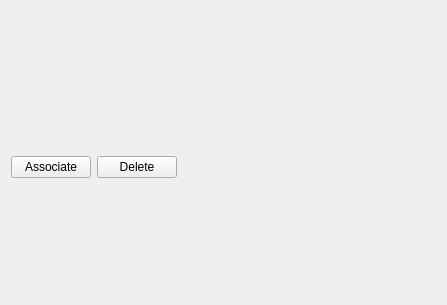
Qt form dropbox/content/contents/code/config.ui (tomahawk-player/tomahawk-resolvers) before a commit.
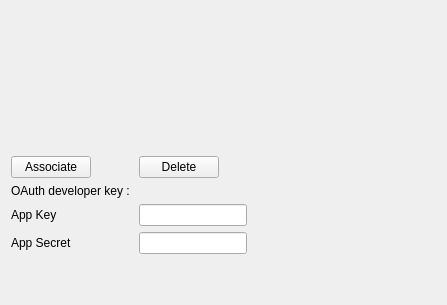
The same form after that commit. Icons and pictures are not drawn.

Commit message: Remove OAuth App key and secret from resolvers. Add fields to set the App key and secret in the config.ui

```diff
--- a/dropbox/content/contents/code/config.ui
+++ b/dropbox/content/contents/code/config.ui
@@ -55,6 +55,33 @@
        </property>
       </widget>
      </item>
+     <item row="1" column="0">
+      <widget class="QLabel" name="label_3">
+       <property name="text">
+        <string>OAuth developer key : </string>
+       </property>
+      </widget>
+     </item>
+     <item row="2" column="0">
+      <widget class="QLabel" name="label_4">
+       <property name="text">
+        <string>App Key</string>
+       </property>
+      </widget>
+     </item>
+     <item row="3" column="0">
+      <widget class="QLabel" name="label">
+       <property name="text">
+        <string>App Secret</string>
+       </property>
+      </widget>
+     </item>
+     <item row="2" column="1">
+      <widget class="QLineEdit" name="appKeyLineEdit"/>
+     </item>
+     <item row="3" column="1">
+      <widget class="QLineEdit" name="appSecretLineEdit"/>
+     </item>
     </layout>
    </item>
   </layout>
```
The commit also changes 3 other files.
